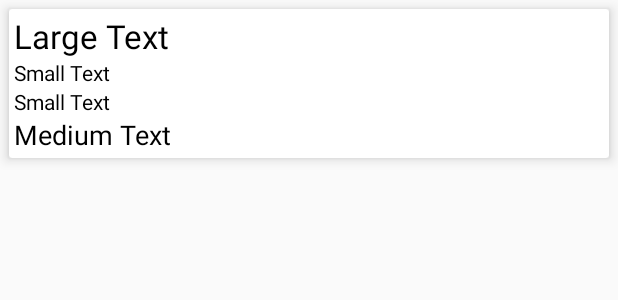
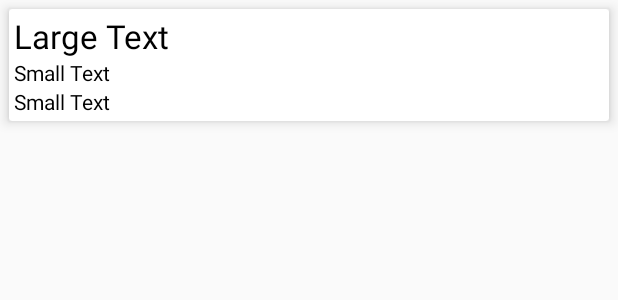
Before and after one commit to nunezraul/conncat, an Android app: the layout row_event.xml on its own in the app's theme, with its tools: preview values and no code run, on a phone screen of 412 x 824 dp. Shown: the top 300 px of the screen. Run offline under Robolectric (Android 15) with nearby library versions, the phone set to English and light mode, and no system bars.

Commit message:
Beam got rid of description in main screen

```diff
--- a/Conncat/app/src/main/java/conncat/conncat/EventAdapter.java
+++ b/Conncat/app/src/main/java/conncat/conncat/EventAdapter.java
@@ -43,13 +43,13 @@ public class EventAdapter extends ArrayAdapter<EventData> {
         TextView title = (TextView)row.findViewById(R.id.title);
         TextView date = (TextView)row.findViewById(R.id.date);
         TextView time = (TextView)row.findViewById(R.id.time);
-        TextView description = (TextView)row.findViewById(R.id.description);
+        //TextView description = (TextView)row.findViewById(R.id.description);
 
 
         title.setText(getItem(pos).getName());
         date.setText(getItem(pos).getStartDate());
         time.setText(getItem(pos).getEndDate());
-        description.setText(getItem(pos).getDescription());
+      //  description.setText(getItem(pos).getDescription());
 
         return row;
 
--- a/Conncat/app/src/main/java/conncat/conncat/MainScreen.java
+++ b/Conncat/app/src/main/java/conncat/conncat/MainScreen.java
@@ -119,11 +119,13 @@ public class MainScreen extends AppCompatActivity
         //noinspection SimplifiableIfStatement
         if (id == R.id.action_settings) {
             return true;
+
         } else if (id == R.id.action_map){
             final Context context = this;
             Intent intent = new Intent(context, MapsActivity.class);
             startActivity(intent);
         }
+
         return super.onOptionsItemSelected(item);
     }
 
--- a/Conncat/app/src/main/res/layout/row_event.xml
+++ b/Conncat/app/src/main/res/layout/row_event.xml
@@ -45,7 +45,7 @@
                 android:textColor="#000000"
                 android:layout_below="@+id/date" />
             <!-- Description-->
-            <TextView
+            <!--<TextView
                 android:layout_width="wrap_content"
                 android:layout_height="wrap_content"
                 android:layout_below="@id/time"
@@ -53,7 +53,7 @@
                 android:text="Medium Text"
                 android:id="@+id/description"
                 android:textColor="#000000"
-               />
+               />-->
         </RelativeLayout>
 
 
```
